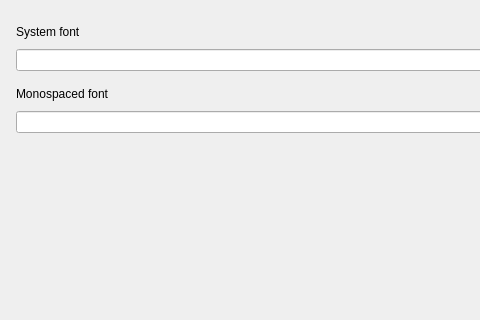
Old version of the form plugins/appearance/pages/font/fonts.ui in the repository openeuler-mirror/kiran-control-panel; both pictures show x 0 to 480 and y 111 to 431 of the 875 by 713 pixel window.
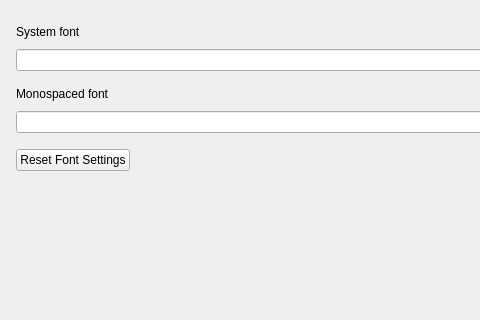
New version of the form. Custom widgets are drawn as their Qt base class.

Commit message:
feat(font): New feature to restore font default settings
- 新增恢复字体默认设置功能

Closes #20203

What changed in the file:
```diff
--- a/plugins/appearance/pages/font/fonts.ui
+++ b/plugins/appearance/pages/font/fonts.ui
@@ -166,6 +166,29 @@
      </property>
     </widget>
    </item>
+   <item>
+    <spacer name="verticalSpacer_7">
+     <property name="orientation">
+      <enum>Qt::Vertical</enum>
+     </property>
+     <property name="sizeType">
+      <enum>QSizePolicy::Fixed</enum>
+     </property>
+     <property name="sizeHint" stdset="0">
+      <size>
+       <width>20</width>
+       <height>16</height>
+      </size>
+     </property>
+    </spacer>
+   </item>
+   <item alignment="Qt::AlignLeft">
+    <widget class="QPushButton" name="btn_resetFontSettings">
+     <property name="text">
+      <string>Reset Font Settings</string>
+     </property>
+    </widget>
+   </item>
    <item>
     <spacer name="verticalSpacer_6">
      <property name="orientation">
```
The commit also changes 7 other files.
